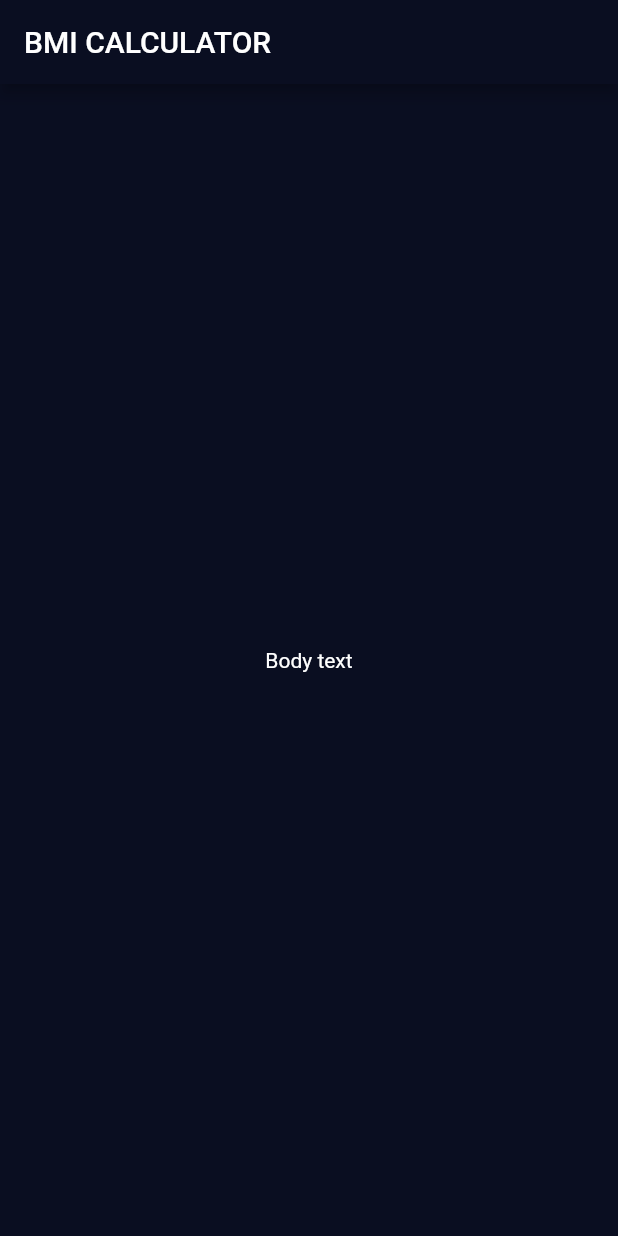
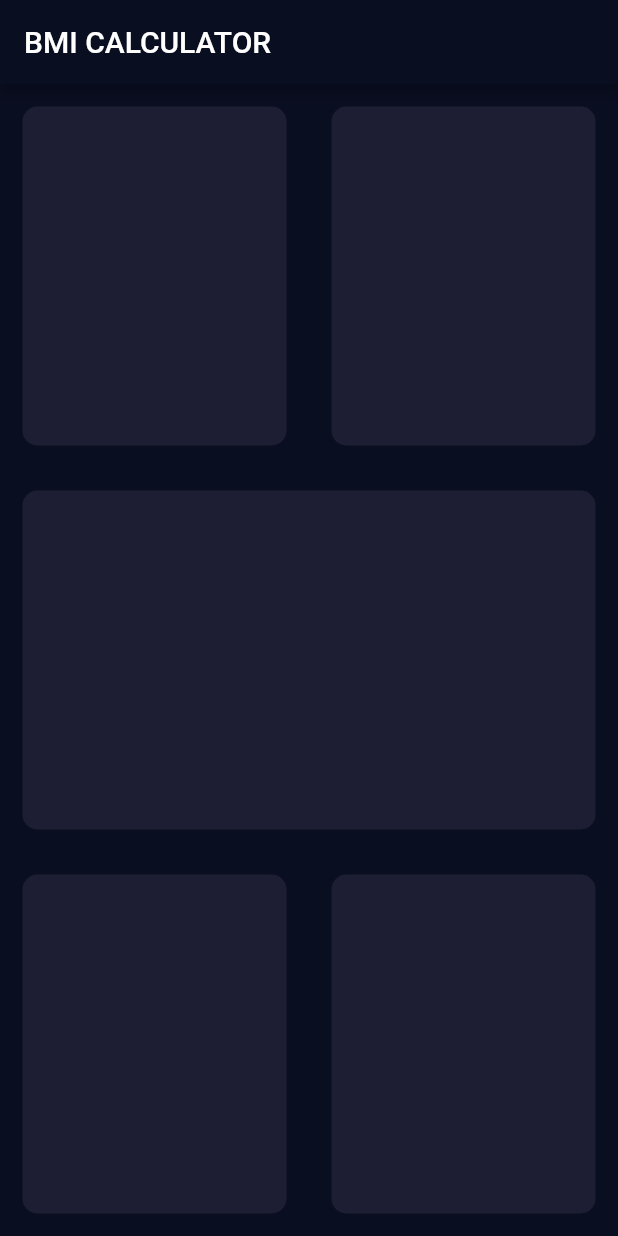
Before and after one commit to Al-AizHashim/bmi_calculator, a Flutter app: the screen it shows after launch, on a phone screen of 412 x 824 dp. Run offline on Flutter 3.47's test engine with Material 2 defaults, Android fonts, the phone set to English and light mode, and no system bars.

Commit message:
Layouts of home screen are added

```diff
--- a/lib/input_page.dart
+++ b/lib/input_page.dart
@@ -13,14 +13,65 @@ class _InputPageState extends State<InputPage> {
   @override
   Widget build(BuildContext context) {
     return Scaffold(
-      appBar: AppBar(
-        title: Text("BMI CALCULATOR"),
-      ),
-      body: Center(
-        child: Text(
-          'Body text',
+        appBar: AppBar(
+          title: Text("BMI CALCULATOR"),
         ),
-      ),
-    );
+        body: Column(
+          children: [
+            Expanded(
+                child: Row(
+              children: [
+                Expanded(
+                  child: Container(
+                    decoration: BoxDecoration(
+                        color: Color(0xFF1D1E33),
+                        borderRadius: BorderRadius.circular(10.0)),
+                    margin: EdgeInsets.all(15.0),
+                  ),
+                ),
+                Expanded(
+                  child: Container(
+                    decoration: BoxDecoration(
+                        color: Color(0xFF1D1E33),
+                        borderRadius: BorderRadius.circular(10.0)),
+                    margin: EdgeInsets.all(15.0),
+                  ),
+                ),
+              ],
+            )),
+            Expanded(
+              child: Container(
+                decoration: BoxDecoration(
+                    color: Color(0xFF1D1E33),
+                    borderRadius: BorderRadius.circular(10.0)),
+                margin: EdgeInsets.all(15.0),
+              ),
+            ),
+            Expanded(
+                child: Row(
+              children: [
+                Expanded(
+                  child: Container(
+                    decoration: BoxDecoration(
+                        color: Color(0xFF1D1E33),
+                        borderRadius: BorderRadius.circular(10.0)),
+                    margin: EdgeInsets.all(15.0),
+                  ),
+                ),
+                Expanded(
+                  child: Container(
+                    decoration: BoxDecoration(
+                        color: Color(0xFF1D1E33),
+                        borderRadius: BorderRadius.circular(10.0)),
+                    margin: EdgeInsets.all(15.0),
+                  ),
+                ),
+              ],
+            )),
+          ],
+        ));
   }
 }
+/*
+
+ */
```
